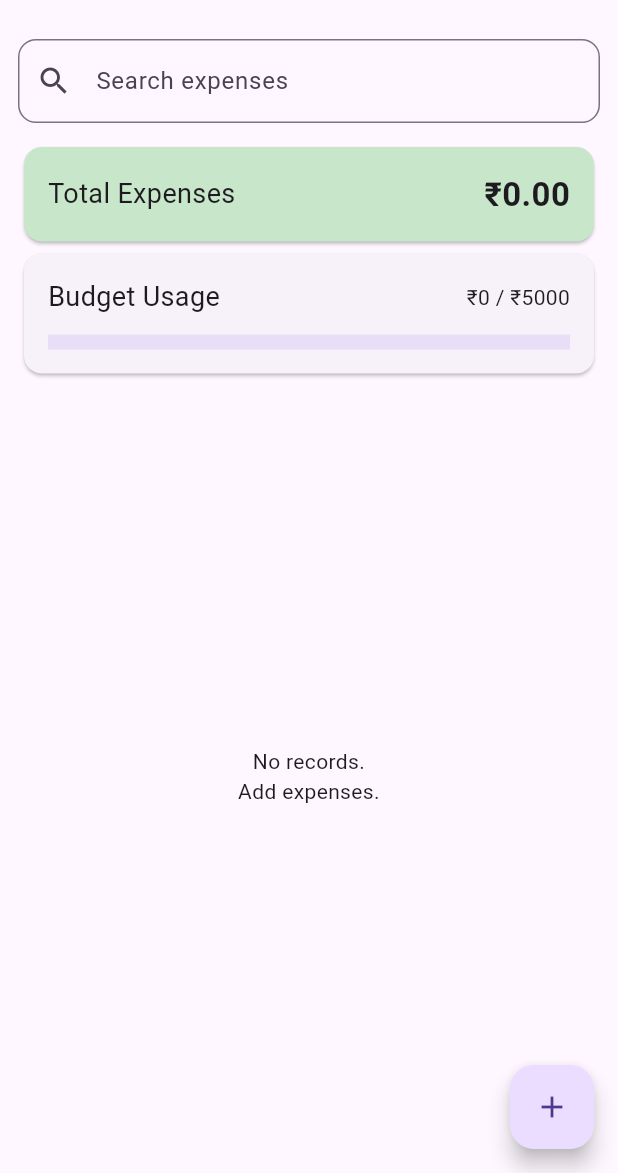
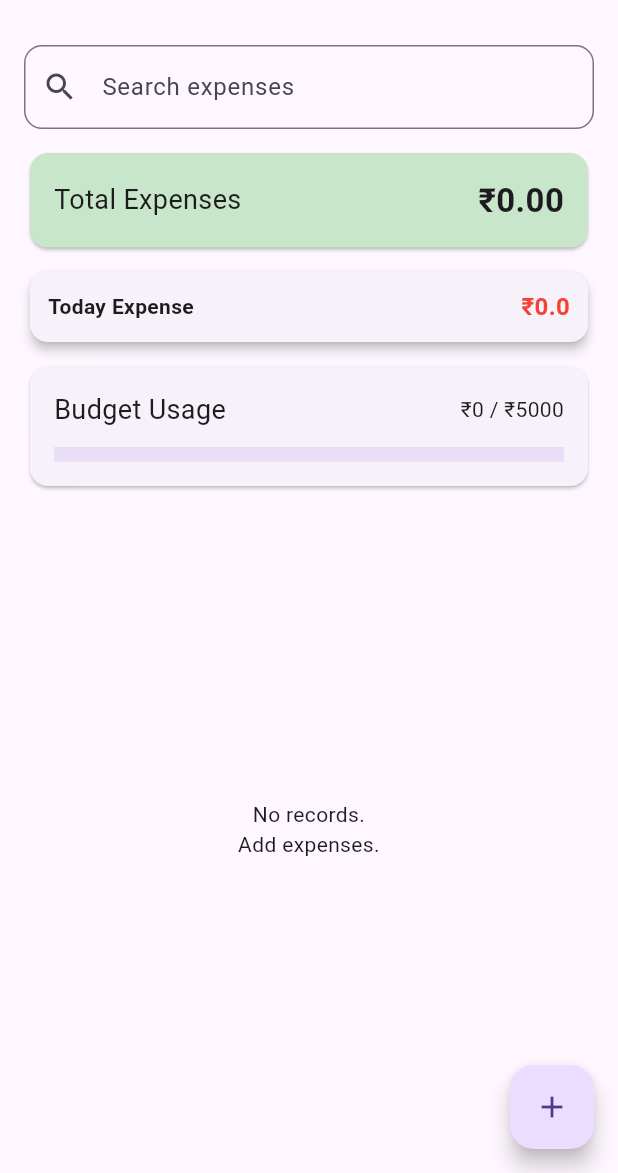
Before and after one commit to zafarsaalim/inventory_tracker, a Flutter app: the screen it shows after launch, on a phone screen of 412 x 824 dp, the part 63-1236 px from its top. Run offline on Flutter 3.47's test engine with Material 3 defaults, Android fonts, the phone set to English and light mode, and no system bars; our stand-ins replace csv, file_picker, sqflite; accounts and stored records are empty.

Commit message:
sign and today summary

```diff
--- a/lib/screens/home_screen.dart
+++ b/lib/screens/home_screen.dart
@@ -5,6 +5,7 @@ import '../services/csv_service.dart';
 import '../widgets/budget_card.dart';
 import '../widgets/expense_card.dart';
 import '../widgets/summary_card.dart';
+import '../widgets/today_expense_card.dart';
 import 'add_expense_screen.dart';
 
 class HomeScreen extends StatefulWidget {
@@ -31,6 +32,19 @@ class _HomeScreenState extends State<HomeScreen> {
     expenses = await DBHelper.getExpenses();
     filtered = expenses;
     setState(() {});
+  }
+
+  double getTodayExpense() {
+    final now = DateTime.now();
+
+    return expenses
+        .where((e) {
+          final date = DateTime.parse(e.date);
+          return date.year == now.year &&
+              date.month == now.month &&
+              date.day == now.day;
+        })
+        .fold(0.0, (sum, item) => sum + item.amount);
   }
 
   void search(String value) {
@@ -71,7 +85,7 @@ class _HomeScreenState extends State<HomeScreen> {
         ],
       ),
       body: Padding(
-        padding: const EdgeInsets.all(12),
+        padding: const EdgeInsets.all(16),
         child: Column(
           children: [
             TextField(
@@ -88,7 +102,9 @@ class _HomeScreenState extends State<HomeScreen> {
 
             const SizedBox(height: 12),
             SummaryCard(total: totalExpense),
-
+            const SizedBox(height: 8),
+            TodayExpenseCard(amount: getTodayExpense()),
+            const SizedBox(height: 8),
             BudgetCard(budget: budget, used: totalExpense),
 
             const SizedBox(height: 12),
--- a/lib/services/csv_service.dart
+++ b/lib/services/csv_service.dart
@@ -28,6 +28,7 @@ class CSVService {
       );
     }
   }
+
   static Future<void> exportCSV() async {
     try {
       final expenses = await DBHelper.getExpenses();
@@ -44,7 +45,8 @@ class CSVService {
 
       final dir = await getExternalStorageDirectory();
       // final path = "${dir!.path}/expenses_${DateTime.now().millisecondsSinceEpoch}.csv";
-      final path = "/storage/emulated/0/Download/expenses_${DateTime.now().millisecondsSinceEpoch}.csv";
+      final path =
+          "/storage/emulated/0/Download/expenses_${DateTime.now().millisecondsSinceEpoch}.csv";
       final file = File(path);
       await file.writeAsString(csv);
 
--- /dev/null
+++ b/lib/widgets/today_expense_card.dart
@@ -0,0 +1,34 @@
+import 'package:flutter/material.dart';
+
+class TodayExpenseCard extends StatelessWidget {
+  final double amount;
+
+  const TodayExpenseCard({super.key, required this.amount});
+
+  @override
+  Widget build(BuildContext context) {
+    return Card(
+      elevation: 3,
+      child: Padding(
+        padding: const EdgeInsets.all(12),
+        child: Row(
+          mainAxisAlignment: MainAxisAlignment.spaceBetween,
+          children: [
+            const Text(
+              "Today Expense",
+              style: TextStyle(fontWeight: FontWeight.bold),
+            ),
+            Text(
+              "₹$amount",
+              style: const TextStyle(
+                fontSize: 16,
+                fontWeight: FontWeight.bold,
+                color: Colors.red,
+              ),
+            ),
+          ],
+        ),
+      ),
+    );
+  }
+}
```
Also changed, not shown: 2 other files. Lines whose indentation alone changed are shown as unchanged.
